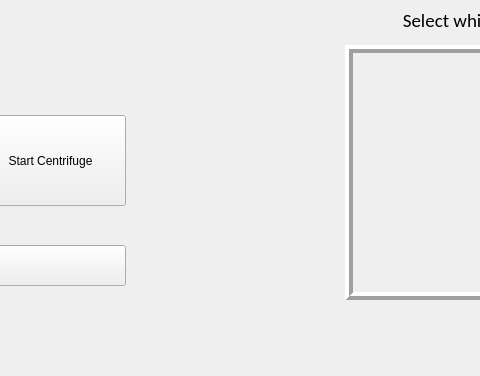
Above: frontend/MainWindow.ui from gbmecademic/Demo_Glove_Box before the change; both pictures show x 425 to 905 and y 424 to 800 of the 1280 by 800 pixel window. Below: the same form after it.
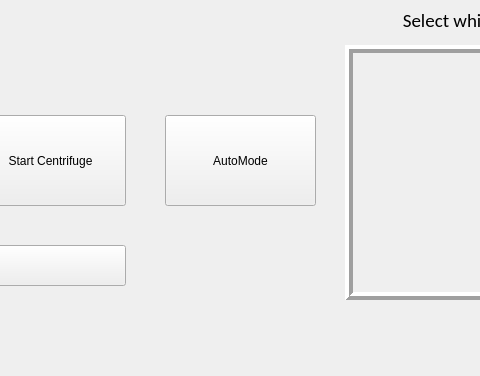
That is the form after the change. Custom widgets are drawn as their Qt base class.

What changed in the file:
```diff
--- a/frontend/MainWindow.ui
+++ b/frontend/MainWindow.ui
@@ -183,6 +183,19 @@
      <string>Robot Connection</string>
     </property>
    </widget>
+   <widget class="QPushButton" name="buttonAutoMode">
+    <property name="geometry">
+     <rect>
+      <x>590</x>
+      <y>520</y>
+      <width>151</width>
+      <height>91</height>
+     </rect>
+    </property>
+    <property name="text">
+     <string>AutoMode</string>
+    </property>
+   </widget>
   </widget>
   <widget class="QMenuBar" name="menubar">
    <property name="geometry">
```
